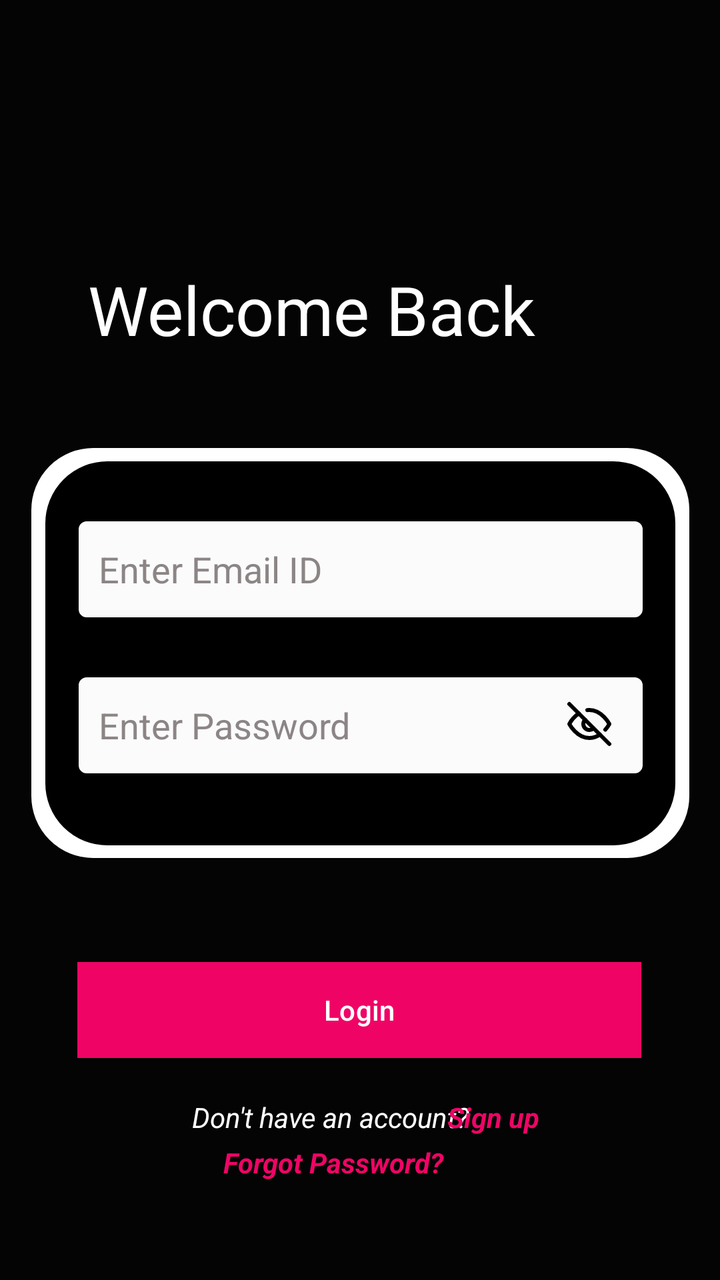
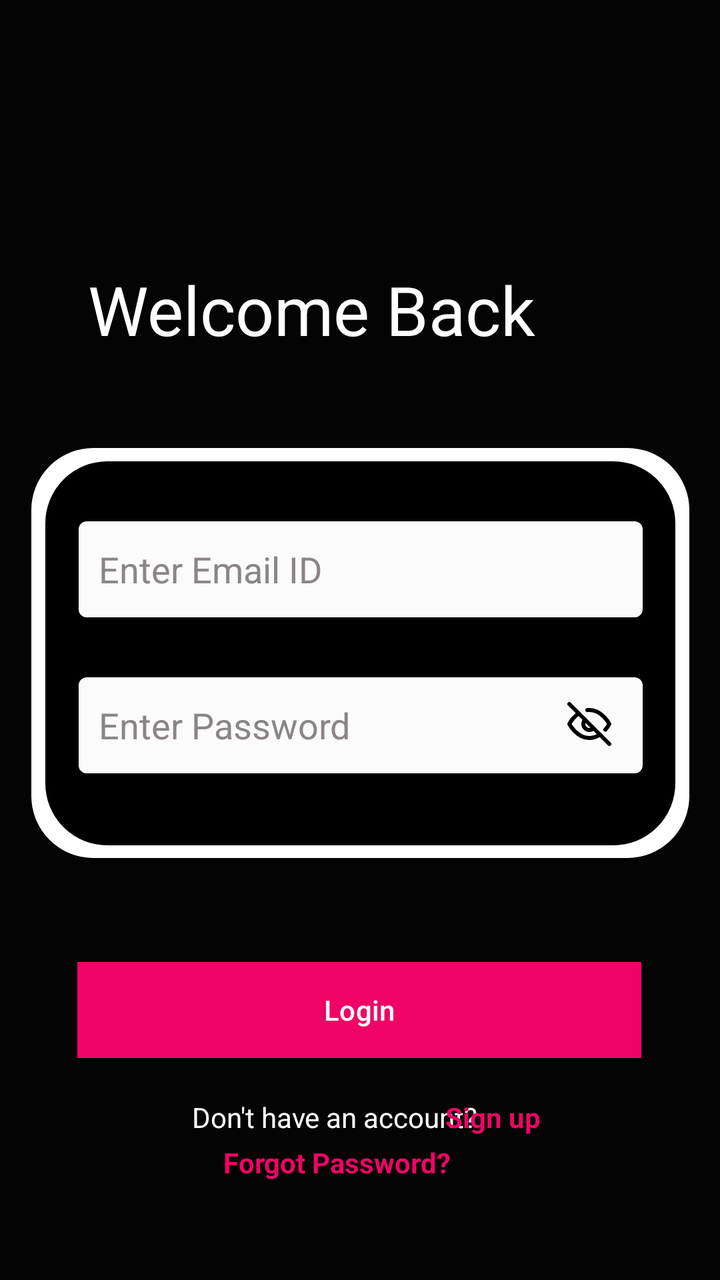

Two renders of the same Android screen: before a commit and after it. Below are the layout's source before the change and the commit's diff.
<!-- AndroidManifest.xml: application theme Theme.MajorProject -->
<!-- res/layout/activity_login.xml -->
<?xml version="1.0" encoding="utf-8"?>
<androidx.constraintlayout.widget.ConstraintLayout xmlns:android="http://schemas.android.com/apk/res/android"
    xmlns:app="http://schemas.android.com/apk/res-auto"
    xmlns:tools="http://schemas.android.com/tools"
    android:layout_width="match_parent"
    android:layout_height="match_parent"
    android:background="#040404"
    tools:context=".loginActivity">

    <TextView
        android:id="@+id/textView"
        android:layout_width="wrap_content"
        android:layout_height="wrap_content"
        android:layout_marginStart="44dp"
        android:layout_marginTop="132dp"
        android:text="Welcome Back"
        android:textColor="#FFFFFF"
        android:textSize="34sp"
        app:layout_constraintStart_toStartOf="parent"
        app:layout_constraintTop_toTopOf="parent" />

    <androidx.constraintlayout.widget.ConstraintLayout
        android:id="@+id/constraintLayout3"
        android:layout_width="329dp"
        android:layout_height="205dp"
        android:layout_marginTop="224dp"
        android:background="@drawable/a_little_more_rounded_corner"
        android:backgroundTint="#FFFFFF"
        app:layout_constraintEnd_toEndOf="parent"
        app:layout_constraintStart_toStartOf="parent"
        app:layout_constraintTop_toTopOf="parent">


        <androidx.constraintlayout.widget.ConstraintLayout
            android:layout_width="315dp"
            android:layout_height="192dp"
            android:background="@drawable/a_little_more_rounded_corner"
            android:backgroundTint="#000000"
            app:layout_constraintBottom_toBottomOf="parent"
            app:layout_constraintEnd_toEndOf="parent"
            app:layout_constraintStart_toStartOf="parent"
            app:layout_constraintTop_toTopOf="parent">

            <com.google.android.material.textfield.TextInputEditText


                android:id="@+id/email"
                android:layout_width="282dp"
                android:layout_height="48dp"
                android:layout_marginTop="30dp"
                android:background="@drawable/very_small_roundness"
                android:backgroundTint="#FBFBFB"
                android:ems="10"
                android:hint="Enter Email ID"
                android:inputType="textEmailAddress"
                android:paddingLeft="10dp"
                android:paddingRight="10dp"
                android:textColor="#000000"
                android:textColorHint="#8C8585"
                app:layout_constraintEnd_toEndOf="parent"
                app:layout_constraintStart_toStartOf="parent"
                app:layout_constraintTop_toTopOf="parent" />

            <com.google.android.material.textfield.TextInputEditText
                android:id="@+id/password"
                android:layout_width="282dp"
                android:layout_height="48dp"
                android:layout_marginTop="30dp"
                android:background="@drawable/very_small_roundness"
                android:backgroundTint="#FBFBFB"
                android:ems="10"
                android:hint="Enter Password"
                android:inputType="textPassword"
                android:paddingLeft="10dp"
                android:paddingRight="50dp"
                android:textColor="#000000"
                android:textColorHint="#8C8585"
                app:layout_constraintEnd_toEndOf="parent"
                app:layout_constraintStart_toStartOf="parent"
                app:layout_constraintTop_toBottomOf="@+id/email" />

            <ImageView
                android:id="@+id/passwordVisibilityToggle"
                android:layout_width="30dp"
                android:layout_height="24dp"
                app:layout_constraintBottom_toBottomOf="@+id/password"
                app:layout_constraintEnd_toEndOf="@+id/password"
                app:layout_constraintHorizontal_bias="0.954"
                app:layout_constraintStart_toStartOf="@+id/password"
                app:layout_constraintTop_toTopOf="@+id/password"
                app:layout_constraintVertical_bias="0.47000003"
                app:srcCompat="@drawable/visibility_off" />



        </androidx.constraintlayout.widget.ConstraintLayout>
    </androidx.constraintlayout.widget.ConstraintLayout>


    <Button
        android:id="@+id/loginToTheMain"
        android:layout_width="282dp"
        android:layout_height="48dp"
        android:layout_marginTop="52dp"
        android:background="@color/design_default_color_error"
        android:text="Login"
        android:textColor="#FFFFFF"
        app:backgroundTint="#EF0466"
        app:cornerRadius="10dp"
        app:layout_constraintEnd_toEndOf="parent"
        app:layout_constraintHorizontal_bias="0.496"
        app:layout_constraintStart_toStartOf="parent"
        app:layout_constraintTop_toBottomOf="@+id/constraintLayout3" />

    <TextView
        android:id="@+id/textView4"
        android:layout_width="149dp"
        android:layout_height="21dp"
        android:layout_marginStart="96dp"
        android:layout_marginTop="20dp"
        android:text="Don't have an account?"
        android:textColor="#FFFDFD"
        android:textStyle="italic"
        app:layout_constraintStart_toStartOf="parent"
        app:layout_constraintTop_toBottomOf="@+id/loginToTheMain" />

    <TextView
        android:id="@+id/redirectToRegister"
        android:layout_width="wrap_content"
        android:layout_height="wrap_content"
        android:layout_marginTop="20dp"
        android:layout_marginEnd="112dp"
        android:onClick="redirectToRegister"
        android:text="Sign up"
        android:textColor="#EF0466"
        android:textStyle="bold|italic"
        app:layout_constraintEnd_toEndOf="parent"
        app:layout_constraintStart_toEndOf="@+id/textView4"
        app:layout_constraintTop_toBottomOf="@+id/loginToTheMain" />

    <TextView
        android:id="@+id/go_to_forgot_password"
        android:layout_width="136dp"
        android:layout_height="19dp"
        android:paddingEnd="5dp"
        android:paddingRight="10dp"
        android:text="Forgot Password?"
        android:textColor="#EF0466"
        android:textStyle="bold|italic"
        app:layout_constraintBottom_toBottomOf="parent"
        app:layout_constraintEnd_toEndOf="parent"
        app:layout_constraintHorizontal_bias="0.498"
        app:layout_constraintStart_toStartOf="parent"
        app:layout_constraintTop_toBottomOf="@+id/redirectToRegister"
        app:layout_constraintVertical_bias="0.069" />


</androidx.constraintlayout.widget.ConstraintLayout>
<!-- resources referenced by this layout -->
<resources>
  <!-- drawable a_little_more_rounded_corner (drawable) -->
  <?xml version="1.0" encoding="utf-8"?>
  <shape
      xmlns:android="http://schemas.android.com/apk/res/android"
      android:shape="rectangle">
  
      <corners android:radius="30dp" />
  
      
      <stroke android:width="2dp" android:color="#ccc" />
  
      
      <solid android:color="#ccc" />
  
  </shape>
  <!-- drawable very_small_roundness (drawable) -->
  <?xml version="1.0" encoding="utf-8"?>
  <shape
      xmlns:android="http://schemas.android.com/apk/res/android"
      android:shape="rectangle">
  
      <corners android:radius="3dp" />
  
      
      <stroke android:width="2dp" />
  
  
  
      
  
  
  </shape>
  <!-- drawable visibility_off (drawable) -->
  <vector android:height="60dp" android:viewportHeight="24"
      android:viewportWidth="24" android:width="60dp" xmlns:android="http://schemas.android.com/apk/res/android">
      <path android:fillColor="#00000000" android:pathData="M2,2L22,22"
          android:strokeColor="#000000" android:strokeLineCap="round"
          android:strokeLineJoin="round" android:strokeWidth="2"/>
      <path android:fillColor="#00000000"
          android:pathData="M6.713,6.723C3.665,8.795 2,12 2,12C2,12 5.636,19 12,19C14.05,19 15.817,18.273 17.271,17.288M11,5.058C11.325,5.02 11.659,5 12,5C18.364,5 22,12 22,12C22,12 21.308,13.332 20,14.833"
          android:strokeColor="#000000" android:strokeLineCap="round"
          android:strokeLineJoin="round" android:strokeWidth="2"/>
      <path android:fillColor="#00000000"
          android:pathData="M14,14.236C13.469,14.711 12.768,15 12,15C10.343,15 9,13.657 9,12C9,11.176 9.332,10.43 9.869,9.888"
          android:strokeColor="#000000" android:strokeLineCap="round"
          android:strokeLineJoin="round" android:strokeWidth="2"/>
  </vector>
  <style name="Theme.MajorProject" parent="Base.Theme.MajorProject" />
  <style name="Base.Theme.MajorProject" parent="Theme.Material3.DayNight.NoActionBar">
          
          
          <item name="android:statusBarColor">@android:color/black</item>
          <item name="android:windowLightStatusBar">true</item>
  
          
          <item name="android:textSelectHandle">@drawable/pink_selection_handle</item>
      </style>
  <!-- drawable pink_selection_handle (drawable) -->
  <?xml version="1.0" encoding="utf-8"?>
  <shape xmlns:android="http://schemas.android.com/apk/res/android"
      android:shape="oval">
      <size
          android:width="20dp"
          android:height="20dp" />
      <solid android:color="#FF4081" /> 
  </shape>
</resources>

<!-- the commit's change to res/layout/activity_login.xml (unified diff, before → after) -->
@@ -120,7 +120,6 @@
         android:layout_marginTop="20dp"
         android:text="Don't have an account?"
         android:textColor="#FFFDFD"
-        android:textStyle="italic"
         app:layout_constraintStart_toStartOf="parent"
         app:layout_constraintTop_toBottomOf="@+id/loginToTheMain" />
 
@@ -133,7 +132,7 @@
         android:onClick="redirectToRegister"
         android:text="Sign up"
         android:textColor="#EF0466"
-        android:textStyle="bold|italic"
+        android:textStyle="bold"
         app:layout_constraintEnd_toEndOf="parent"
         app:layout_constraintStart_toEndOf="@+id/textView4"
         app:layout_constraintTop_toBottomOf="@+id/loginToTheMain" />
@@ -146,7 +145,7 @@
         android:paddingRight="10dp"
         android:text="Forgot Password?"
         android:textColor="#EF0466"
-        android:textStyle="bold|italic"
+        android:textStyle="bold"
         app:layout_constraintBottom_toBottomOf="parent"
         app:layout_constraintEnd_toEndOf="parent"
         app:layout_constraintHorizontal_bias="0.498"
